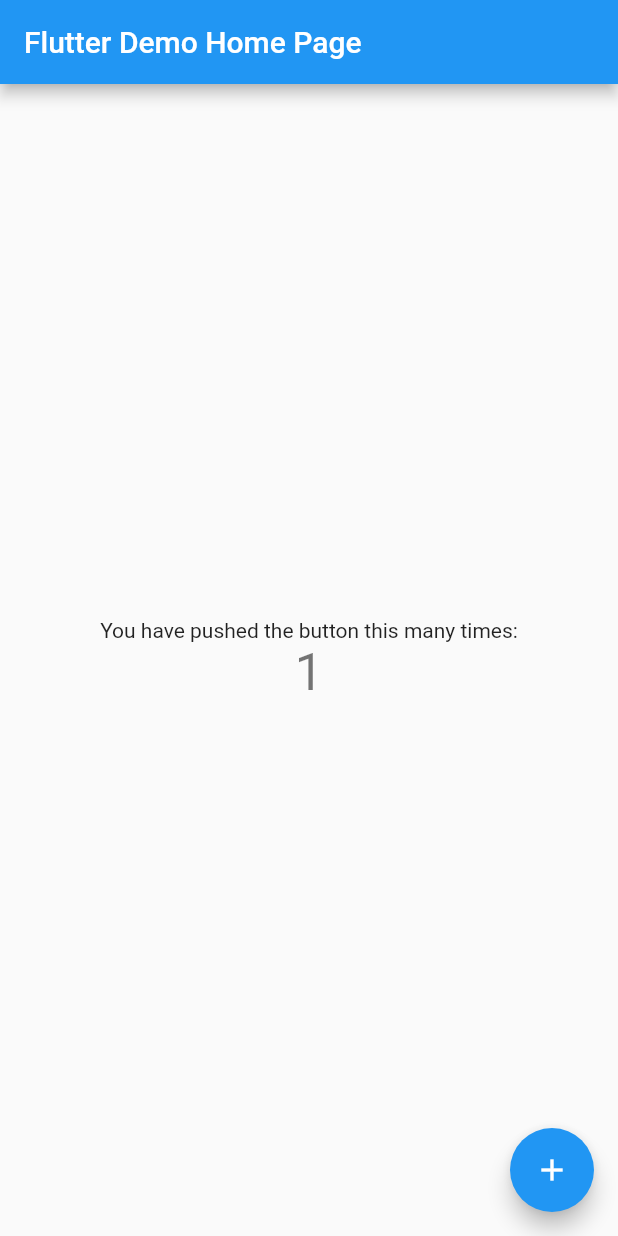
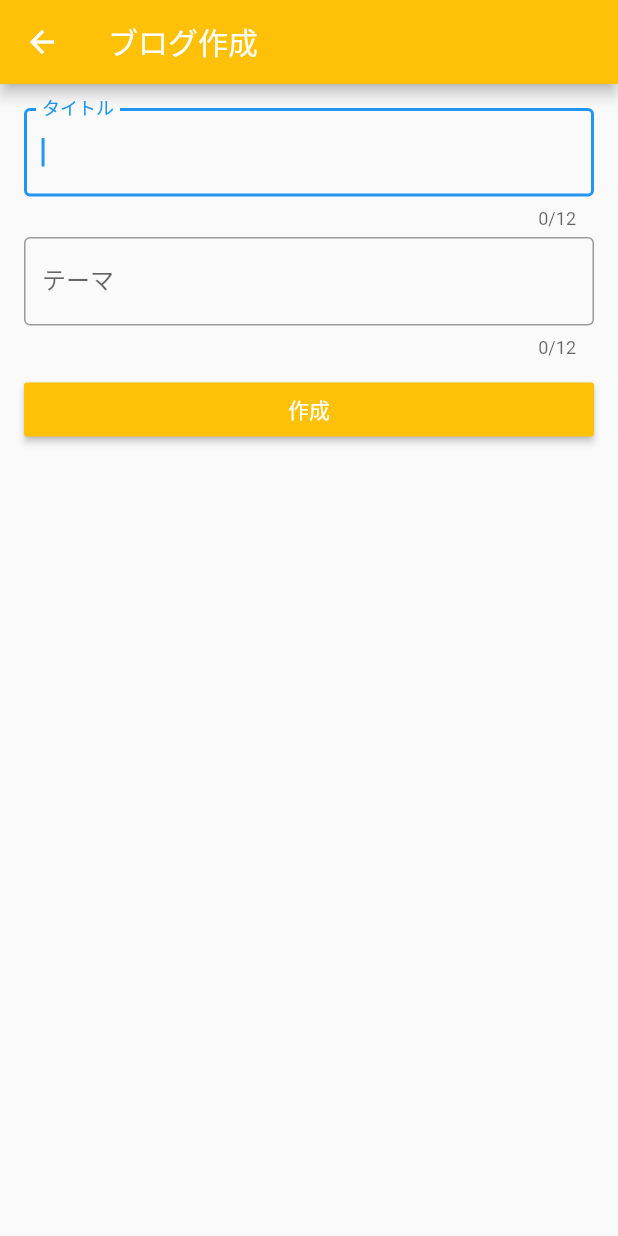
Before and after one commit to sakiponjuice/pilgrimage_map_flutter, a Flutter app: the screen it shows after launch, after a tap on the "add" icon, on a phone screen of 412 x 824 dp. Run offline on Flutter 3.47's test engine with Material 2 defaults, Android fonts, the phone set to English and light mode, and no system bars.

Commit message:
ホーム画面、入力フォーム作成

```diff
--- a/lib/main.dart
+++ b/lib/main.dart
@@ -1,117 +1,117 @@
 import 'package:flutter/material.dart';
+
+import 'new.dart';
 
 void main() {
   runApp(MyApp());
 }
 
 class MyApp extends StatelessWidget {
-  // This widget is the root of your application.
   @override
   Widget build(BuildContext context) {
     return MaterialApp(
-      title: 'Flutter Demo',
-      theme: ThemeData(
-        // This is the theme of your application.
-        //
-        // Try running your application with "flutter run". You'll see the
-        // application has a blue toolbar. Then, without quitting the app, try
-        // changing the primarySwatch below to Colors.green and then invoke
-        // "hot reload" (press "r" in the console where you ran "flutter run",
-        // or simply save your changes to "hot reload" in a Flutter IDE).
-        // Notice that the counter didn't reset back to zero; the application
-        // is not restarted.
-        primarySwatch: Colors.blue,
-        // This makes the visual density adapt to the platform that you run
-        // the app on. For desktop platforms, the controls will be smaller and
-        // closer together (more dense) than on mobile platforms.
-        visualDensity: VisualDensity.adaptivePlatformDensity,
-      ),
-      home: MyHomePage(title: 'Flutter Demo Home Page'),
+      home: HomeWidget(),
     );
   }
 }
 
-class MyHomePage extends StatefulWidget {
-  MyHomePage({Key key, this.title}) : super(key: key);
-
-  // This widget is the home page of your application. It is stateful, meaning
-  // that it has a State object (defined below) that contains fields that affect
-  // how it looks.
-
-  // This class is the configuration for the state. It holds the values (in this
-  // case the title) provided by the parent (in this case the App widget) and
-  // used by the build method of the State. Fields in a Widget subclass are
-  // always marked "final".
-
-  final String title;
-
+class HomeWidget extends StatefulWidget {
   @override
-  _MyHomePageState createState() => _MyHomePageState();
+  State<StatefulWidget> createState() {
+    return ListState();
+  }
 }
 
-class _MyHomePageState extends State<MyHomePage> {
+class ListState extends State<HomeWidget> {
+  @override
+  Widget build(BuildContext context) {
     int _counter = 0;
-
+    List<String> titleList = [
+      "俺ガイル最終回",
+      "ごちうさ1"
+          "話",
+      "SAO２３話",
+      "冴えカノ映画fine",
+      "彼女お借りします最終回",
+      "化物語",
+      "終物語"
+    ];
     void _incrementCounter() {
       setState(() {
-      // This call to setState tells the Flutter framework that something has
-      // changed in this State, which causes it to rerun the build method below
-      // so that the display can reflect the updated values. If we changed
-      // _counter without calling setState(), then the build method would not be
-      // called again, and so nothing would appear to happen.
         _counter++;
       });
     }
 
-  @override
-  Widget build(BuildContext context) {
-    // This method is rerun every time setState is called, for instance as done
-    // by the _incrementCounter method above.
-    //
-    // The Flutter framework has been optimized to make rerunning build methods
-    // fast, so that you can just rebuild anything that needs updating rather
-    // than having to individually change instances of widgets.
-    return Scaffold(
+    return MaterialApp(
+      home: Scaffold(
         appBar: AppBar(
-        // Here we take the value from the MyHomePage object that was created by
-        // the App.build method, and use it to set our appbar title.
-        title: Text(widget.title),
+          title: const Text('聖地ぶらり日記'),
+          actions: <Widget>[
+            IconButton(
+              icon: Icon(Icons.settings),
+              onPressed: () {
+                // Pressed Action
+              },
             ),
-      body: Center(
-        // Center is a layout widget. It takes a single child and positions it
-        // in the middle of the parent.
-        child: Column(
-          // Column is also a layout widget. It takes a list of children and
-          // arranges them vertically. By default, it sizes itself to fit its
-          // children horizontally, and tries to be as tall as its parent.
-          //
-          // Invoke "debug painting" (press "p" in the console, choose the
-          // "Toggle Debug Paint" action from the Flutter Inspector in Android
-          // Studio, or the "Toggle Debug Paint" command in Visual Studio Code)
-          // to see the wireframe for each widget.
-          //
-          // Column has various properties to control how it sizes itself and
-          // how it positions its children. Here we use mainAxisAlignment to
-          // center the children vertically; the main axis here is the vertical
-          // axis because Columns are vertical (the cross axis would be
-          // horizontal).
-          mainAxisAlignment: MainAxisAlignment.center,
-          children: <Widget>[
-            Text(
-              'You have pushed the button this many times:',
-            ),
-            Text(
-              '$_counter',
-              style: Theme.of(context).textTheme.headline4,
+            PopupMenuButton<Choice>(
+              onSelected: (Choice choice) {
+                // Selected Action
+              },
+              itemBuilder: (BuildContext context) {
+                return choices.map((Choice choice) {
+                  return PopupMenuItem<Choice>(
+                    value: choice,
+                    child: Text(choice.title),
+                  );
+                }).toList();
+              },
             ),
           ],
+          backgroundColor: Colors.amber,
         ),
+        body: ListView.builder(
+            itemCount: titleList.length,
+            itemBuilder: (BuildContext context, int index) {
+              return Column(
+                children: [
+                  ListTile(
+                    leading: Icon(Icons.assistant_photo_outlined),
+                    title: Text(titleList[index]),
+                    subtitle: Text("2020/10/01"),
+                    onTap: () {},
                   ),
+                  Divider()
+                ],
+              );
+            }),
         floatingActionButton: FloatingActionButton(
-        onPressed: _incrementCounter,
-        tooltip: 'Increment',
+          onPressed: () {
+            Navigator.of(context).push(
+                MaterialPageRoute(
+                builder: (context) {
+              return FormSubmitPage();
+               }
+              ),
+            );
+          },
           child: Icon(Icons.add),
-      ), // This trailing comma makes auto-formatting nicer for build methods.
+          backgroundColor: Colors.deepOrange,
+        ),
+      )
     );
   }
 }
+
+//
+class Choice {
+  const Choice({this.title, this.icon});
+
+  final String title;
+  final IconData icon;
+}
+
+const List<Choice> choices = const <Choice>[
+  const Choice(title: '記事一覧', icon: Icons.settings),
+  const Choice(title: '画像一覧', icon: Icons.my_location),
+  const Choice(title: 'テーマ', icon: Icons.my_location),
+];
--- /dev/null
+++ b/lib/new.dart
@@ -0,0 +1,91 @@
+import 'package:flutter/material.dart';
+
+class FormSubmitPage extends StatefulWidget {
+  @override
+  State createState() => _FormSubmitPageState();
+}
+
+class _ProfileData {
+  String name = '';
+  String thema = '';
+}
+
+// 必須チェック
+FormFieldValidator _requiredValidator(BuildContext context) =>
+    (val) => val.isEmpty ? "必須" : null;
+
+class _FormSubmitPageState extends State {
+  final GlobalKey _formKey = GlobalKey();
+  _ProfileData _data = _ProfileData();
+
+  FocusNode _nameFocusNode;
+  FocusNode _themaFocusNode;
+
+  @override
+  void initState() {
+    super.initState();
+    _nameFocusNode = FocusNode();
+    _themaFocusNode = FocusNode();
+  }
+
+  @override
+  void dispose() {
+    _nameFocusNode.dispose();
+    _themaFocusNode.dispose();
+    super.dispose();
+  }
+
+  @override
+  Widget build(BuildContext context) {
+    return Scaffold(
+      appBar: AppBar(
+        title: Text('ブログ作成'),
+        backgroundColor: Colors.amber,
+      ),
+      body: Padding(
+          padding: EdgeInsets.all(16.0),
+          child: Form(
+            key: this._formKey,
+            child: ListView(
+              children: [
+                TextFormField(
+                  decoration: InputDecoration(
+                      labelText: 'タイトル', border: OutlineInputBorder()),
+                  validator: _requiredValidator(context),
+                  maxLength: 12,
+                  maxLengthEnforced: true,
+                  focusNode: _nameFocusNode,
+                  onSaved: (String value) => this._data.name = value,
+                  autofocus: true,
+                  textInputAction: TextInputAction.next,
+                  onFieldSubmitted: (_) =>
+                      FocusScope.of(context).requestFocus(_themaFocusNode),
+                ),
+                SizedBox(height: 5.0),
+                TextFormField(
+                  decoration: InputDecoration(
+                      labelText: 'テーマ', border: OutlineInputBorder()),
+                  validator: _requiredValidator(context),
+                  maxLength: 12,
+                  maxLengthEnforced: true,
+                  focusNode: _themaFocusNode,
+                  onSaved: (String value) => this._data.thema = value,
+
+                  // // 複数行対応
+                  // keyboardType: TextInputType.multiline,
+                  // maxLines: null,
+                ),
+                SizedBox(height: 10.0),
+                RaisedButton(
+                    child: Text(
+                      "作成",
+                      style: TextStyle(color: Colors.white),
+                    ),
+                    color: Colors.amber,
+                    onPressed: () {})
+              ],
+            ),
+          )),
+    );
+  }
+}
--- a/pubspec.yaml
+++ b/pubspec.yaml
@@ -24,14 +24,16 @@ dependencies:
   flutter:
     sdk: flutter
 
-
   # The following adds the Cupertino Icons font to your application.
   # Use with the CupertinoIcons class for iOS style icons.
   cupertino_icons: ^1.0.0
 
+  zefyr: [latest_version]
+
 dev_dependencies:
   flutter_test:
     sdk: flutter
+
 
 # For information on the generic Dart part of this file, see the
 # following page: https://dart.dev/tools/pub/pubspec
```
Also changed, not shown: 1 other file. Lines whose indentation alone changed are shown as unchanged.
